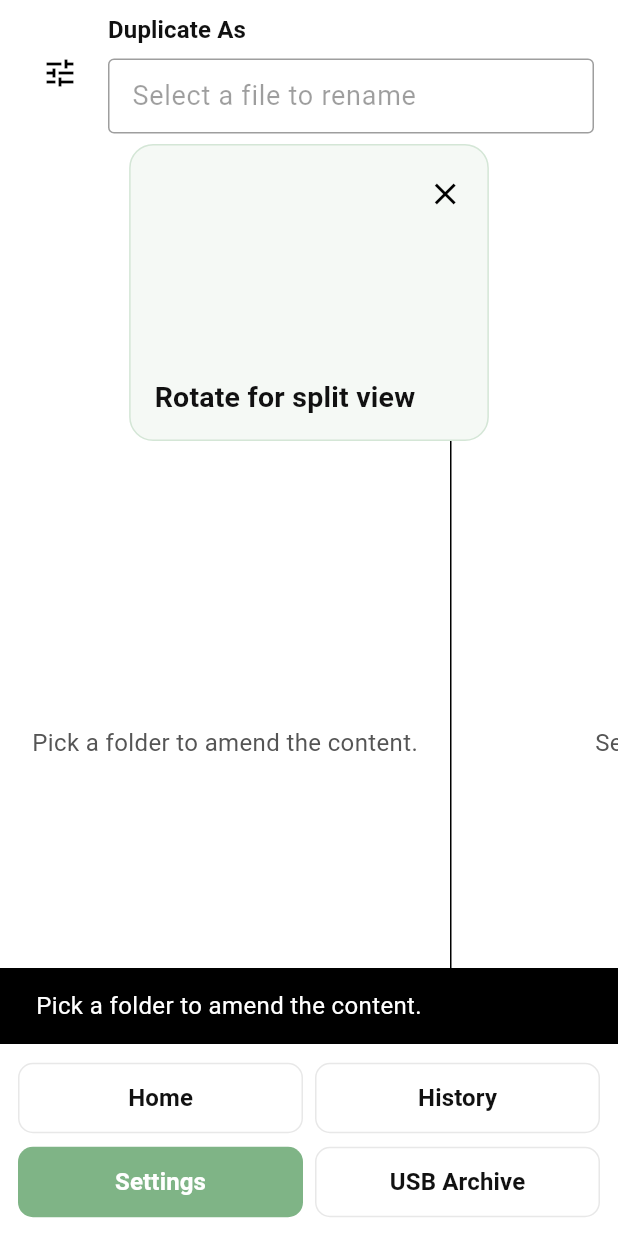
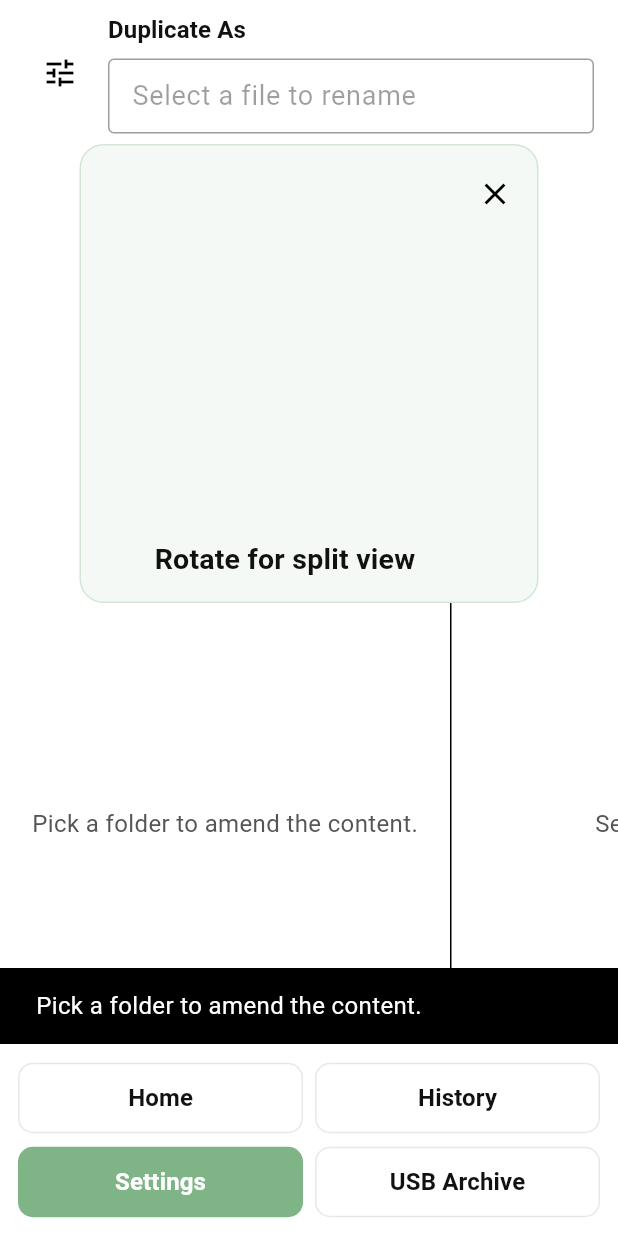
Before and after one commit to apply4funla-del/App, a Flutter app: the TidyMethodScreen screen opened by its route, after a tap on "Clone And Work", after a tap on "Continue", on a phone screen of 412 x 824 dp. Run offline on Flutter 3.47's test engine with Material 3 defaults, Android fonts, the phone set to English and light mode, and no system bars; our stand-ins replace audioplayers, file_picker, google_fonts, lottie, permission_handler, shared_preferences and 1 more; missing offline and left inert: syncfusion_flutter_pdfviewer, video_thumbnail; accounts and stored records are empty; project files that could hold a hidden picture were left out.

Commit message:
Replace auth toggle with explicit pages and tap sound

```diff
--- a/file_tidy_app/lib/app/app_router.dart
+++ b/file_tidy_app/lib/app/app_router.dart
@@ -1,7 +1,6 @@
 import 'package:file_tidy_app/core/models/explorer_launch_config.dart';
 import 'package:file_tidy_app/core/models/file_item.dart';
 import 'package:file_tidy_app/core/models/rename_operation_mode.dart';
-import 'package:file_tidy_app/features/auth/presentation/auth_entry_screen.dart';
 import 'package:file_tidy_app/features/auth/presentation/sign_in_screen.dart';
 import 'package:file_tidy_app/features/connectors/presentation/connector_picker_screen.dart';
 import 'package:file_tidy_app/features/file_browser/presentation/file_explorer_screen.dart';
@@ -55,7 +54,7 @@ class AppRouter {
         final initialCreateAccount = settings.arguments is bool ? settings.arguments as bool : false;
         return _material(SignInScreen(initialCreateAccount: initialCreateAccount));
       case AppRoutes.signUp:
-        return _material(const AuthEntryScreen());
+        return _material(const SignInScreen(initialCreateAccount: true));
       case AppRoutes.connectorPicker:
         return _material(const ConnectorPickerScreen());
       case AppRoutes.method:
--- a/file_tidy_app/lib/design_system/components/app_button.dart
+++ b/file_tidy_app/lib/design_system/components/app_button.dart
@@ -1,3 +1,4 @@
+import 'package:file_tidy_app/design_system/services/button_press_feedback.dart';
 import 'package:file_tidy_app/design_system/tokens/app_colors.dart';
 import 'package:file_tidy_app/design_system/tokens/app_radii.dart';
 import 'package:file_tidy_app/design_system/tokens/app_spacing.dart';
@@ -36,7 +37,7 @@ class AppButton extends StatelessWidget {
     );
 
     return FilledButton(
-      onPressed: onPressed,
+      onPressed: ButtonPressFeedback.wrap(onPressed),
       style: style,
       child: Text(label),
     );
--- a/file_tidy_app/lib/design_system/components/app_text_input.dart
+++ b/file_tidy_app/lib/design_system/components/app_text_input.dart
@@ -25,6 +25,8 @@ class AppTextInput extends StatelessWidget {
       decoration: InputDecoration(
         labelText: label,
         hintText: hintText,
+        floatingLabelBehavior: FloatingLabelBehavior.never,
+        contentPadding: const EdgeInsets.symmetric(horizontal: 16, vertical: 16),
       ),
     );
   }
--- a/file_tidy_app/lib/design_system/components/onboarding_asset_button.dart
+++ b/file_tidy_app/lib/design_system/components/onboarding_asset_button.dart
@@ -1,3 +1,4 @@
+import 'package:file_tidy_app/design_system/services/button_press_feedback.dart';
 import 'package:flutter/material.dart';
 
 class OnboardingAssetButton extends StatelessWidget {
@@ -34,7 +35,7 @@ class OnboardingAssetButton extends StatelessWidget {
       label: semanticLabel,
       child: InkWell(
         borderRadius: BorderRadius.circular(999),
-        onTap: onPressed,
+        onTap: ButtonPressFeedback.wrap(onPressed),
         child: child,
       ),
     );
--- a/file_tidy_app/lib/design_system/components/onboarding_pill_button.dart
+++ b/file_tidy_app/lib/design_system/components/onboarding_pill_button.dart
@@ -1,3 +1,4 @@
+import 'package:file_tidy_app/design_system/services/button_press_feedback.dart';
 import 'package:file_tidy_app/design_system/tokens/app_colors.dart';
 import 'package:flutter/material.dart';
 
@@ -35,7 +36,7 @@ class OnboardingPillButton extends StatelessWidget {
         color: Colors.transparent,
         child: InkWell(
           borderRadius: BorderRadius.circular(999),
-          onTap: onPressed,
+          onTap: ButtonPressFeedback.wrap(onPressed),
           child: Ink(
             height: height,
             decoration: BoxDecoration(
--- a/file_tidy_app/lib/design_system/components/onboarding_screen.dart
+++ b/file_tidy_app/lib/design_system/components/onboarding_screen.dart
@@ -1,3 +1,4 @@
+import 'package:file_tidy_app/design_system/services/button_press_feedback.dart';
 import 'package:file_tidy_app/design_system/tokens/app_assets.dart';
 import 'package:file_tidy_app/design_system/tokens/app_spacing.dart';
 import 'package:flutter/material.dart';
@@ -52,7 +53,7 @@ class OnboardingScreen extends StatelessWidget {
                                 alignment: Alignment.centerLeft,
                                 child: InkWell(
                                   borderRadius: BorderRadius.circular(28),
-                                  onTap: onBack,
+                                  onTap: ButtonPressFeedback.wrap(onBack),
                                   child: Image.asset(
                                     AppAssets.backButton,
                                     width: width >= 420 ? 46 : 40,
--- /dev/null
+++ b/file_tidy_app/lib/design_system/services/button_press_feedback.dart
@@ -0,0 +1,32 @@
+import 'package:audioplayers/audioplayers.dart';
+import 'package:flutter/material.dart';
+
+class ButtonPressFeedback {
+  ButtonPressFeedback._();
+
+  static final AudioPlayer _player = AudioPlayer();
+  static bool _initialized = false;
+
+  static Future<void> play() async {
+    try {
+      if (!_initialized) {
+        await _player.setReleaseMode(ReleaseMode.stop);
+        _initialized = true;
+      }
+      await _player.stop();
+      await _player.play(AssetSource('audio/button_press.mp3'));
+    } catch (_) {
+      // Button feedback should never block normal app flow.
+    }
+  }
+
+  static VoidCallback? wrap(VoidCallback? action) {
+    if (action == null) {
+      return null;
+    }
+    return () {
+      play();
+      action();
+    };
+  }
+}
--- a/file_tidy_app/lib/design_system/tokens/app_assets.dart
+++ b/file_tidy_app/lib/design_system/tokens/app_assets.dart
@@ -7,6 +7,8 @@ class AppAssets {
   static const String signUpButton = 'assets/branding/sign_up_button.png';
   static const String useForFreeButton = 'assets/branding/use_for_free_button.png';
   static const String signInButton = 'assets/branding/sign_in_button.png';
+  static const String loginToAccountButton = 'assets/branding/login_to_account_button.png';
+  static const String iAlreadyHaveAccountButton = 'assets/branding/i_already_have_account_button.png';
   static const String passwordHelpButton = 'assets/branding/i_need_my_password_button.png';
   static const String archiveOptionCard = 'assets/branding/archive_button.png';
   static const String manageFileOptionCard = 'assets/branding/managefile_button.png';
--- a/file_tidy_app/lib/design_system/tokens/app_colors.dart
+++ b/file_tidy_app/lib/design_system/tokens/app_colors.dart
@@ -12,4 +12,6 @@ class AppColors {
   static const Color accentBlue = Color(0xFF72C8F2);
   static const Color border = Color(0xFFE8E8E8);
   static const Color warning = Color(0xFFCE7A12);
+  static const Color authBackground = Color(0xFF5B8057);
+  static const Color link = Color(0xFF6D71D8);
 }
--- a/file_tidy_app/lib/features/file_browser/presentation/widgets/explorer_orientation_hint.dart
+++ b/file_tidy_app/lib/features/file_browser/presentation/widgets/explorer_orientation_hint.dart
@@ -1,3 +1,4 @@
+import 'package:file_tidy_app/design_system/services/button_press_feedback.dart';
 import 'package:file_tidy_app/design_system/tokens/app_spacing.dart';
 import 'package:flutter/material.dart';
 import 'package:lottie/lottie.dart';
@@ -42,8 +43,8 @@ class ExplorerOrientationHint extends StatelessWidget {
                 mainAxisSize: MainAxisSize.min,
                 children: [
                   SizedBox(
-                    width: 132,
-                    height: 132,
+                    width: 240,
+                    height: 240,
                     child: Lottie.asset(
                       _assetPath,
                       repeat: true,
@@ -65,7 +66,7 @@ class ExplorerOrientationHint extends StatelessWidget {
               child: IconButton(
                 visualDensity: VisualDensity.compact,
                 tooltip: 'Dismiss',
-                onPressed: onDismiss,
+                onPressed: ButtonPressFeedback.wrap(onDismiss),
                 icon: const Icon(Icons.close),
               ),
             ),
--- a/file_tidy_app/lib/features/method/presentation/method_screen.dart
+++ b/file_tidy_app/lib/features/method/presentation/method_screen.dart
@@ -4,6 +4,7 @@ import 'package:file_tidy_app/core/models/file_item.dart';
 import 'package:file_tidy_app/core/use_cases/get_subscription_status_use_case.dart';
 import 'package:file_tidy_app/design_system/components/onboarding_pill_button.dart';
 import 'package:file_tidy_app/design_system/components/onboarding_screen.dart';
+import 'package:file_tidy_app/design_system/services/button_press_feedback.dart';
 import 'package:file_tidy_app/design_system/tokens/app_assets.dart';
 import 'package:file_tidy_app/design_system/tokens/app_colors.dart';
 import 'package:file_tidy_app/design_system/tokens/app_spacing.dart';
@@ -103,7 +104,7 @@ class _MethodScreenState extends State<MethodScreen> {
       ),
       child: InkWell(
         borderRadius: BorderRadius.circular(32),
-        onTap: () => setState(() => _selectedAction = id),
+        onTap: ButtonPressFeedback.wrap(() => setState(() => _selectedAction = id)),
         child: Image.asset(
           assetPath,
           fit: BoxFit.contain,
--- a/file_tidy_app/lib/features/method/presentation/tidy_method_screen.dart
+++ b/file_tidy_app/lib/features/method/presentation/tidy_method_screen.dart
@@ -3,6 +3,7 @@ import 'package:file_tidy_app/core/models/explorer_launch_config.dart';
 import 'package:file_tidy_app/core/models/file_item.dart';
 import 'package:file_tidy_app/core/models/rename_operation_mode.dart';
 import 'package:file_tidy_app/design_system/components/app_button.dart';
+import 'package:file_tidy_app/design_system/services/button_press_feedback.dart';
 import 'package:file_tidy_app/design_system/tokens/app_spacing.dart';
 import 'package:flutter/material.dart';
 
@@ -89,7 +90,7 @@ class _TidyMethodScreenState extends State<TidyMethodScreen> {
         ),
         title: Text(title),
         subtitle: Text(subtitle),
-        onTap: () => setState(() => _mode = mode),
+        onTap: ButtonPressFeedback.wrap(() => setState(() => _mode = mode)),
       ),
     );
   }
--- a/file_tidy_app/pubspec.yaml
+++ b/file_tidy_app/pubspec.yaml
@@ -44,6 +44,7 @@ dependencies:
   video_thumbnail: ^0.5.6
   supabase_flutter: ^2.12.0
   google_fonts: ^6.3.2
+  audioplayers: ^6.5.0
 
 dev_dependencies:
   flutter_test:
@@ -69,6 +70,7 @@ flutter:
   assets:
     - assets/animations/
     - assets/branding/
+    - assets/audio/
 
   # To add assets to your application, add an assets section, like this:
   # assets:
```
Also changed, not shown: file_tidy_app/lib/features/auth/presentation/sign_in_screen.dart (+84 -131 lines), file_tidy_app/lib/features/connectors/presentation/connector_picker_screen.dart (+7 -4 lines), file_tidy_app/assets/branding/i_already_have_account_button.png (added), file_tidy_app/assets/branding/login_to_account_button.png (added), file_tidy_app/pubspec.lock, 7 other files.
